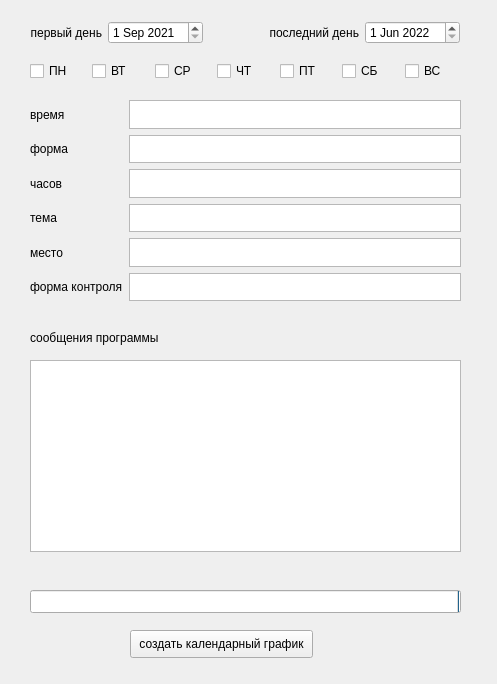
This is interface.ui in nakodil/date_picker as Qt 5 draws it before an edit. The edited form follows.
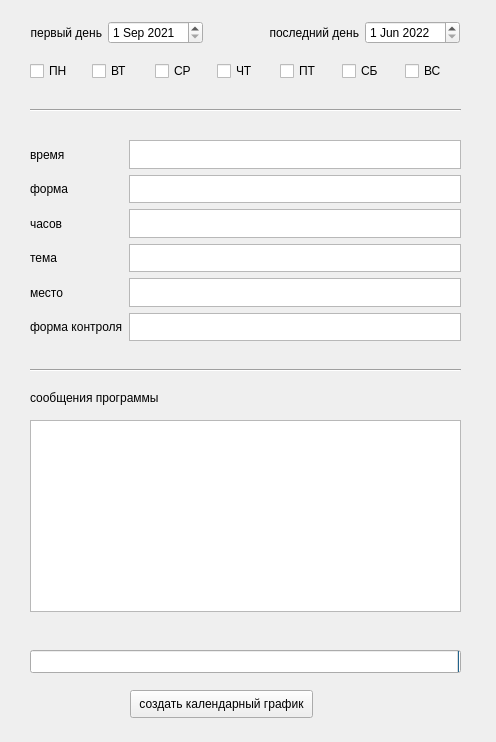
This is the edited form.

Commit message: Чтение из всех полей

Diff of the .ui file:
```diff
--- a/interface.ui
+++ b/interface.ui
@@ -6,8 +6,8 @@
    <rect>
     <x>0</x>
     <y>0</y>
-    <width>497</width>
-    <height>684</height>
+    <width>496</width>
+    <height>742</height>
    </rect>
   </property>
   <property name="windowTitle">
@@ -18,7 +18,7 @@
     <property name="geometry">
      <rect>
       <x>30</x>
-      <y>590</y>
+      <y>650</y>
       <width>431</width>
       <height>23</height>
      </rect>
@@ -34,7 +34,7 @@
     <property name="geometry">
      <rect>
       <x>130</x>
-      <y>630</y>
+      <y>690</y>
       <width>183</width>
       <height>28</height>
      </rect>
@@ -47,7 +47,7 @@
     <property name="geometry">
      <rect>
       <x>30</x>
-      <y>360</y>
+      <y>420</y>
       <width>431</width>
       <height>192</height>
      </rect>
@@ -191,7 +191,7 @@
     <property name="geometry">
      <rect>
       <x>30</x>
-      <y>100</y>
+      <y>140</y>
       <width>431</width>
       <height>201</height>
      </rect>
@@ -266,7 +266,7 @@
     <property name="geometry">
      <rect>
       <x>30</x>
-      <y>330</y>
+      <y>390</y>
       <width>135</width>
       <height>16</height>
      </rect>
@@ -275,6 +275,32 @@
      <string>сообщения программы</string>
     </property>
    </widget>
+   <widget class="Line" name="line">
+    <property name="geometry">
+     <rect>
+      <x>30</x>
+      <y>360</y>
+      <width>431</width>
+      <height>20</height>
+     </rect>
+    </property>
+    <property name="orientation">
+     <enum>Qt::Horizontal</enum>
+    </property>
+   </widget>
+   <widget class="Line" name="line_2">
+    <property name="geometry">
+     <rect>
+      <x>30</x>
+      <y>100</y>
+      <width>431</width>
+      <height>20</height>
+     </rect>
+    </property>
+    <property name="orientation">
+     <enum>Qt::Horizontal</enum>
+    </property>
+   </widget>
   </widget>
  </widget>
  <resources/>
```
Left out of the diff: 12 changed lines with no effect on the pictures. The commit also changes 2 other files.
